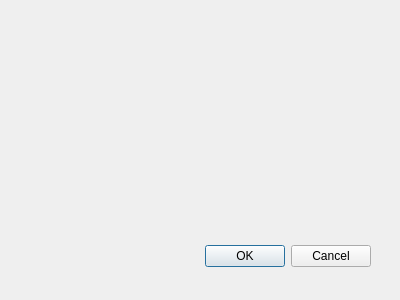
Qt form Qt/RelativisticKinematics/dialog.ui (goluckyryan/programmings) before a commit.
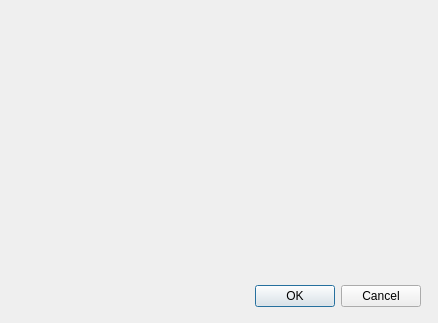
The same form after that commit. Custom widgets are drawn as their Qt base class.

Diff of the .ui file:
```diff
--- a/Qt/RelativisticKinematics/dialog.ui
+++ b/Qt/RelativisticKinematics/dialog.ui
@@ -8,8 +8,8 @@
    <rect>
     <x>0</x>
     <y>0</y>
-    <width>400</width>
-    <height>300</height>
+    <width>438</width>
+    <height>323</height>
    </rect>
   </property>
   <property name="windowTitle">
@@ -18,8 +18,8 @@
   <widget name="buttonBox" class="QDialogButtonBox">
    <property name="geometry">
     <rect>
-     <x>30</x>
-     <y>240</y>
+     <x>80</x>
+     <y>280</y>
      <width>341</width>
      <height>32</height>
     </rect>
@@ -32,7 +32,14 @@
    </property>
   </widget>
  </widget>
- <pixmapfunction/>
+ <customwidgets>
+  <customwidget>
+   <class>QCustomPlot</class>
+   <extends>QWidget</extends>
+   <header>qcustomplot.h</header>
+   <container>1</container>
+  </customwidget>
+ </customwidgets>
  <resources/>
  <connections>
   <connection>
```
Left out of the diff: 18 changed lines with no effect on the pictures.
